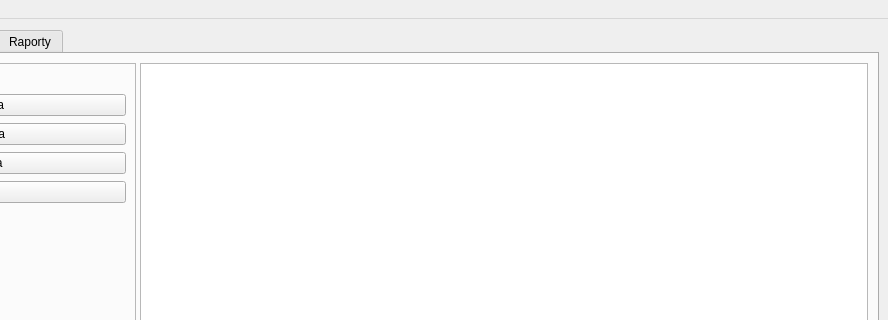
First picture: the form in mainwindow.ui, repository LukasZaw/company-manager-qt, before the edit; both pictures show x 243 to 1131 and y 0 to 320 of the 1131 by 644 pixel window.
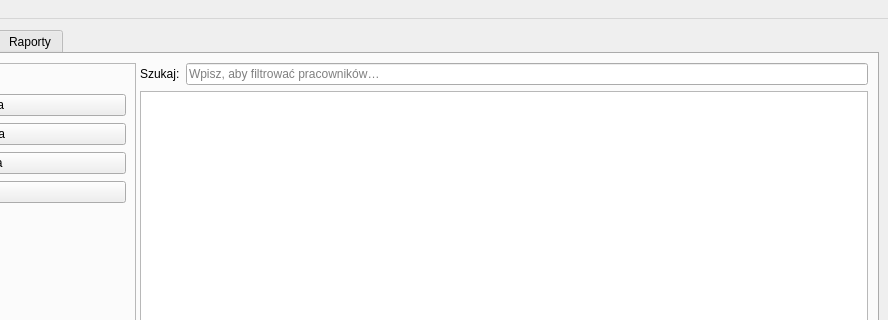
Second picture: the form after the edit.

Commit message: feat: add employee search filter with proxy model

```diff
--- a/mainwindow.ui
+++ b/mainwindow.ui
@@ -121,6 +121,27 @@
              <number>6</number>
             </property>
             <item>
+                         <layout class="QHBoxLayout" name="employeesFilterLayout">
+                            <item>
+                             <widget class="QLabel" name="employeesFilterLabel">
+                                <property name="text">
+                                 <string>Szukaj:</string>
+                                </property>
+                             </widget>
+                            </item>
+                            <item>
+                             <widget class="QLineEdit" name="employeeFilterLineEdit">
+                                <property name="placeholderText">
+                                 <string>Wpisz, aby filtrować pracowników…</string>
+                                </property>
+                                <property name="clearButtonEnabled">
+                                 <bool>true</bool>
+                                </property>
+                             </widget>
+                            </item>
+                         </layout>
+                        </item>
+                        <item>
              <widget class="QTableView" name="employeesTableView"/>
             </item>
            </layout>
```
The commit also changes 2 other files.
